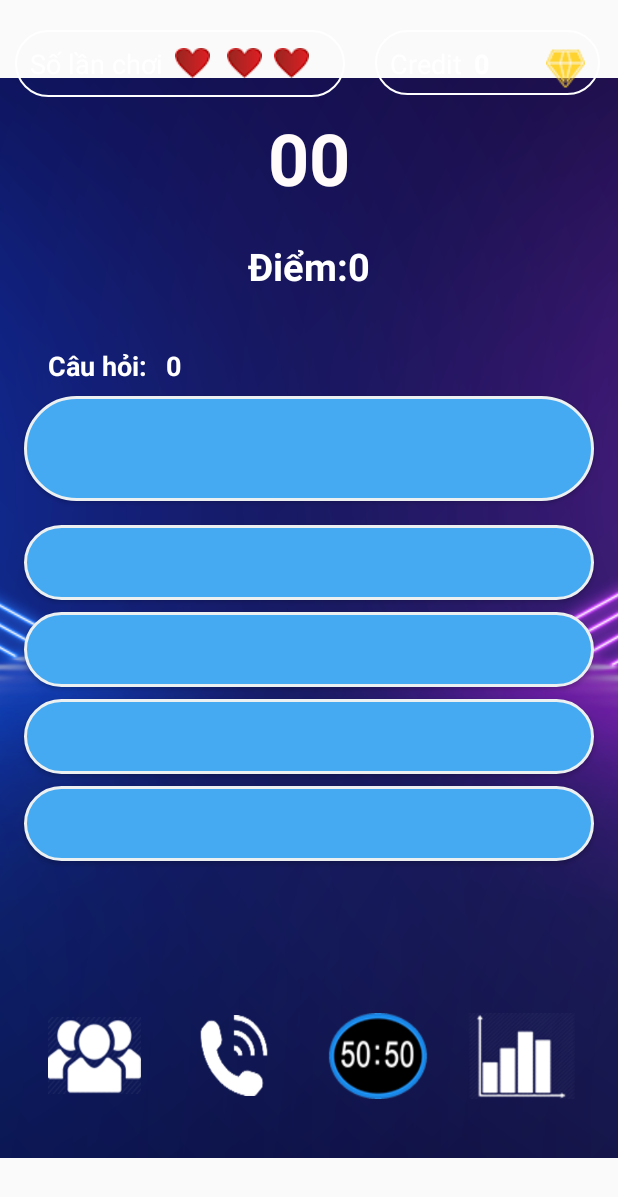
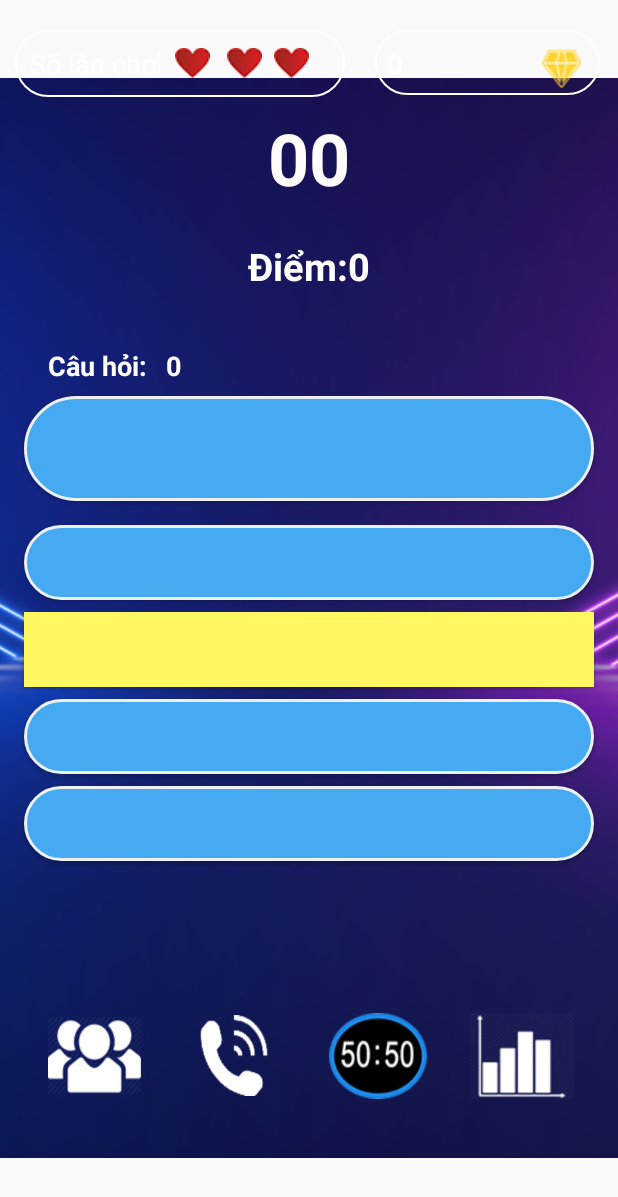
Before and after one commit to anhthi99/DA-Android, an Android app: the ManHinhTroChoi screen opened directly, with no data from a screen before it, after a tap on an icon or button, on a phone screen of 412 x 824 dp. Shown: the top 1197 px of the screen. Run offline under Robolectric (Android 15) with nearby library versions, the phone set to English and light mode, and no system bars; 3 statements that could not run were skipped; 1 other tap on this screen came first.

Commit message:
Sửa đổi, bổ sung
Sửa lỗi phần chơi game
Sửa lỗi phần quản lý tài khoản

```diff
--- a/app/src/main/java/com/example/gametraloicauhoi_android/ManHinhTroChoi.java
+++ b/app/src/main/java/com/example/gametraloicauhoi_android/ManHinhTroChoi.java
@@ -4,6 +4,8 @@ import androidx.appcompat.app.AppCompatActivity;
 
 import android.annotation.SuppressLint;
 import android.content.Context;
+import android.graphics.drawable.ColorDrawable;
+import android.graphics.drawable.Drawable;
 import android.os.Bundle;
 import android.os.Handler;
 import android.view.View;
@@ -18,7 +20,7 @@ public class ManHinhTroChoi extends AppCompatActivity {
 
     Button daA,daB,daC,daD,cauHoi;
     int cauHienTai = -1;
-    TextView cauHoiHT,thoiGian,txDiem;
+    TextView cauHoiHT,thoiGian,txDiem,credit;
     int TIME_COUNT = CauHinhVaLuuTru.cauHinhApp.getThoiGianTraLoi();
     int count_down;
     int diem = 0;
@@ -60,6 +62,8 @@ public class ManHinhTroChoi extends AppCompatActivity {
         cauHoiHT = findViewById(R.id.txtSo);
         thoiGian = findViewById(R.id.txtThoiGian);
         txDiem = findViewById(R.id.txtDiem);
+        credit = findViewById(R.id.txtCreditCLV);
+        credit.setText(ManHinhChinh.credit+"");
         count_down = TIME_COUNT;
         cauHoiTiepTheo();
     }
@@ -73,6 +77,7 @@ public class ManHinhTroChoi extends AppCompatActivity {
                 @Override
                 public void run() {
                     ((AppCompatActivity)_context).runOnUiThread(new Runnable() {
+                        @SuppressLint("DefaultLocale")
                         @Override
                         public void run() {
                             if(count_down >= 0){
@@ -105,26 +110,50 @@ public class ManHinhTroChoi extends AppCompatActivity {
     }
 
 
-    public void chonDapAn(View view){
-        String pa = ((TextView)view).getText().toString(),da =
+    public void chonDapAn(final View view){
+        final String pa = ((TextView)view).getText().toString(),da =
                 CauHinhVaLuuTru.mDSCauHoi.get(cauHienTai).getDapAn();
+        int color = R.color.yellow;
+        view.setBackgroundColor(getResources().getColor(color));
+        new Handler().postDelayed(new Runnable() {
+            @Override
+            public void run() {
                 if(kiemTraDapAn(pa,da)){
+                    view.setBackgroundColor(getResources().getColor(R.color.lightgreen));
+                    new Handler().postDelayed(new Runnable() {
+                        @Override
+                        public void run() {
                             congDiem();
                             tm.cancel();
                             tm.purge();
                             count_down = TIME_COUNT;
                             cauHoiTiepTheo();
+                            Drawable drawable = getDrawable(R.drawable.number_game);
+                            view.setBackground(drawable);
+                        }
+                    },1000);
+
                 }
                 else{
                     Toast.makeText(_context, "Đáp án không chính xác", Toast.LENGTH_SHORT).show();
+                    view.setBackgroundColor(getResources().getColor(R.color.colorAccent));
+                    new Handler().postDelayed(new Runnable() {
+                        @Override
+                        public void run() {
+                            view.setBackground(getDrawable(R.drawable.number_game));
                         }
+                    },900);
+                }
+            }
+
+        },1500);
     }
 
     private boolean kiemTraDapAn(String pa, String da){
         return pa.equals(da);
     }
     private void congDiem(){
-        diem = diem + CauHinhVaLuuTru.cauHinhDiemCauHoi.get(cauHienTai).getDiem();
-        txDiem.setText("Điểm: "+diem);
+        diem += CauHinhVaLuuTru.cauHinhDiemCauHoi.get(cauHienTai).getDiem();
+        txDiem.setText("Điểm:"+diem);
     }
 }
--- a/app/src/main/java/com/example/gametraloicauhoi_android/QuanLyTaiKhoan.java
+++ b/app/src/main/java/com/example/gametraloicauhoi_android/QuanLyTaiKhoan.java
@@ -65,8 +65,8 @@ public class QuanLyTaiKhoan extends AppCompatActivity {
         matKhauMoi = findViewById(R.id.txtMatKhauMoi);
         nhapLaiMatKhau = findViewById(R.id.txtXacNhanMatKhau);
         email = findViewById(R.id.txtEmail);
-        nguoiChoiAsync = new NguoiChoiAsync(this,null,img);
-        //getSupportLoaderManager().initLoader(THONG_TIN,null,nguoiChoiAsync.nguoiChoi);
+        nguoiChoiAsync = new NguoiChoiAsync(this,null,null,img);
+        getSupportLoaderManager().initLoader(THONG_TIN,null,nguoiChoiAsync.nguoiChoi);
         //getSupportLoaderManager().destroyLoader(THONG_TIN);
     }
     public String encodeBitmapToString(Bitmap bmp) {
--- a/app/src/main/res/layout/activity_bangxephang.xml
+++ b/app/src/main/res/layout/activity_bangxephang.xml
@@ -62,7 +62,7 @@
                 app:layout_constraintTop_toTopOf="parent" />
 
             <TextView
-                android:id="@+id/textView3"
+                android:id="@+id/txtCreditCLV"
                 android:layout_width="wrap_content"
                 android:layout_height="wrap_content"
                 android:layout_marginStart="8dp"
--- a/app/src/main/res/layout/activity_chon_linh_vuc.xml
+++ b/app/src/main/res/layout/activity_chon_linh_vuc.xml
@@ -51,7 +51,7 @@
                 app:layout_constraintTop_toTopOf="parent" />
 
             <TextView
-                android:id="@+id/textView3"
+                android:id="@+id/txtCreditCLV"
                 android:layout_width="wrap_content"
                 android:layout_height="wrap_content"
                 android:layout_marginStart="8dp"
--- a/app/src/main/res/layout/activity_end_game.xml
+++ b/app/src/main/res/layout/activity_end_game.xml
@@ -10,6 +10,7 @@
         android:layout_width="338dp"
         android:layout_height="315dp"
         android:background="@drawable/form_end_game"
+        android:backgroundTint="#D33605"
         app:layout_constraintBottom_toBottomOf="parent"
         app:layout_constraintEnd_toEndOf="parent"
         app:layout_constraintHorizontal_bias="0.493"
--- a/app/src/main/res/layout/activity_lich_su_choi.xml
+++ b/app/src/main/res/layout/activity_lich_su_choi.xml
@@ -56,7 +56,7 @@
                     app:layout_constraintTop_toTopOf="parent" />
 
                 <TextView
-                    android:id="@+id/textView3"
+                    android:id="@+id/txtCreditCLV"
                     android:layout_width="wrap_content"
                     android:layout_height="wrap_content"
                     android:layout_marginStart="8dp"
--- a/app/src/main/res/layout/activity_man_hinh_tro_choi.xml
+++ b/app/src/main/res/layout/activity_man_hinh_tro_choi.xml
@@ -119,23 +119,8 @@
             app:layout_constraintTop_toTopOf="parent">
 
             <TextView
-                android:id="@+id/txtKhanGia"
-                android:layout_width="wrap_content"
-                android:layout_height="21dp"
-                android:layout_marginTop="10dp"
-                android:hint="Credit"
-                android:paddingStart="10dp"
-                android:textAlignment="textStart"
-                android:textColor="#fff"
-                android:textColorHint="#ffff"
-                android:textSize="18sp"
-                app:layout_constraintEnd_toEndOf="parent"
-                app:layout_constraintStart_toEndOf="@+id/soLanChoi"
-                app:layout_constraintTop_toTopOf="parent" />
-
-            <TextView
-                android:id="@+id/textView3"
-                android:layout_width="wrap_content"
+                android:id="@+id/txtCreditCLV"
+                android:layout_width="95dp"
                 android:layout_height="wrap_content"
                 android:layout_marginStart="8dp"
                 android:layout_marginTop="10dp"
@@ -157,8 +142,8 @@
                 android:layout_marginStart="8dp"
                 android:layout_marginTop="10dp"
                 android:layout_marginBottom="2dp"
+                android:drawableRight="@drawable/credit"
                 android:drawablePadding="0dp"
-                android:drawableRight="@drawable/credit"
                 android:textAlignment="viewEnd"
                 android:textColor="#fff"
                 android:textSize="18sp"
@@ -174,7 +159,9 @@
         android:id="@+id/scrollView2"
         android:layout_width="match_parent"
         android:layout_height="0dp"
-        tools:ignore="MissingConstraints">
+        tools:ignore="MissingConstraints"
+        tools:layout_editor_absoluteX="1dp"
+        tools:layout_editor_absoluteY="0dp">
 
         <LinearLayout
             android:layout_width="220dp"
@@ -290,7 +277,7 @@
         app:layout_constraintTop_toTopOf="@+id/imgDienThoai" />
 
     <ImageButton
-        android:id="@+id/btnLuaChon"
+        android:id="@+id/btnYKienKhanGia"
         android:layout_width="76dp"
         android:layout_height="57dp"
         android:layout_marginEnd="8dp"
--- a/app/src/main/res/layout/activity_mua_credit.xml
+++ b/app/src/main/res/layout/activity_mua_credit.xml
@@ -48,7 +48,7 @@
                 app:layout_constraintTop_toTopOf="parent" />
 
             <TextView
-                android:id="@+id/textView3"
+                android:id="@+id/txtCreditCLV"
                 android:layout_width="wrap_content"
                 android:layout_height="wrap_content"
                 android:layout_marginStart="8dp"
--- a/app/src/main/res/values/colors.xml
+++ b/app/src/main/res/values/colors.xml
@@ -5,4 +5,6 @@
     <color name="colorAccent">#D81B60</color>
     <color name="white">#2980b9</color>
     <color name="blue">#45aaf2</color>
+    <color name="yellow">#FFF862</color>
+    <color name="lightgreen">#42F9A8</color>
 </resources>
```
Also changed, not shown: app/src/main/java/com/example/gametraloicauhoi_android/ManHinhChinh.java (+12 -15 lines), app/src/main/java/com/example/gametraloicauhoi_android/NguoiChoi.java (+11 -3 lines), app/src/main/res/layout/activity_man_hinh_chinh.xml (+2 -17 lines). Lines whose indentation alone changed are shown as unchanged.
